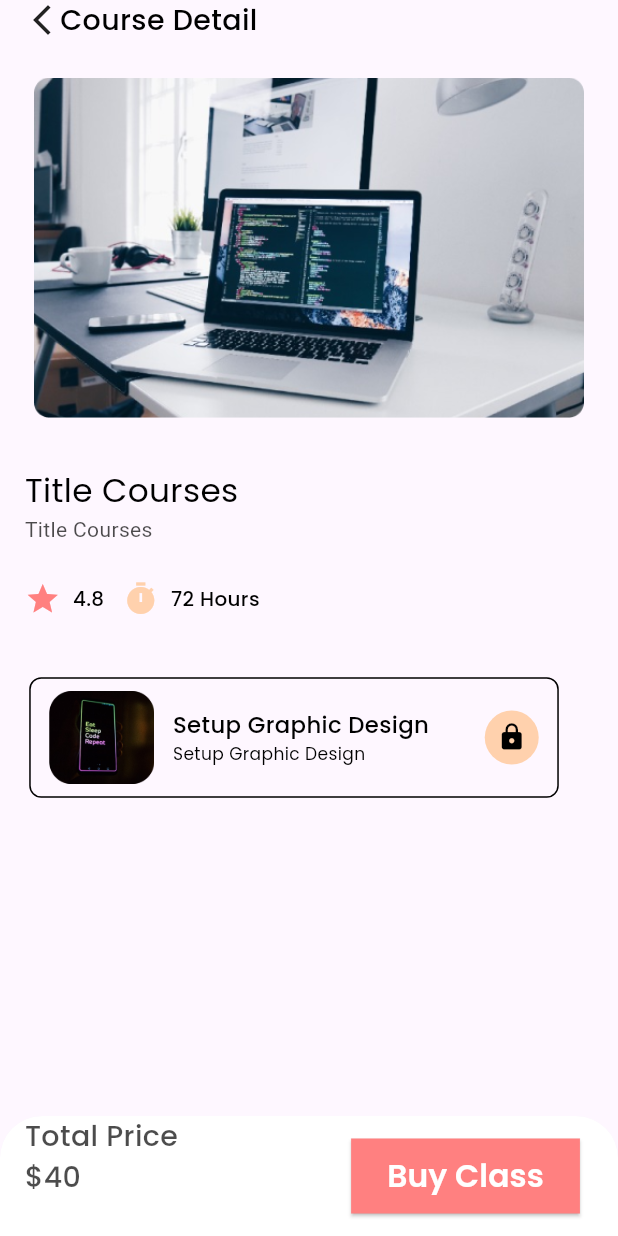
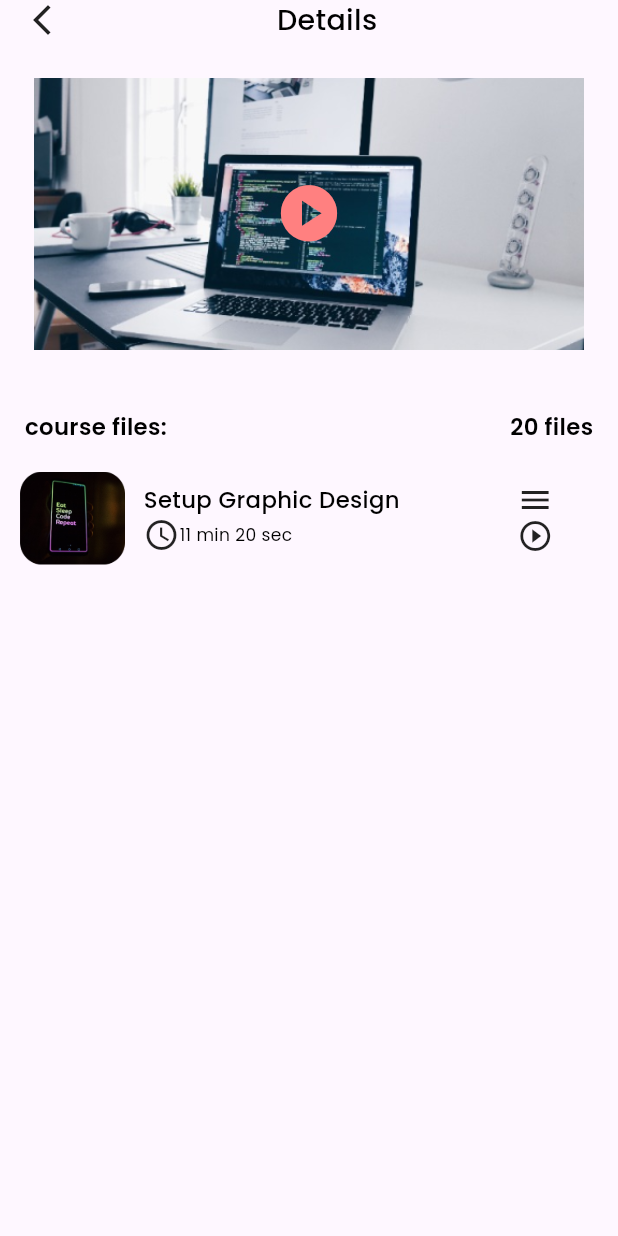
Before and after one commit to PradiptaAhmad/iLearn_project, a Flutter app: the screen it shows after launch, on a phone screen of 412 x 824 dp. Run offline on Flutter 3.47's test engine with Material 3 defaults, Android fonts, the light colour scheme and no system bars; our stand-ins replace cloud_firestore, firebase_auth, firebase_core, firebase_storage, get, google_fonts and 3 more; missing offline and left inert: dart:ffi; accounts and stored records are empty.

Commit message:
[alyaa] add playlist for courses

```diff
--- a/lib/appBar/appbarcustom.dart
+++ b/lib/appBar/appbarcustom.dart
@@ -31,8 +31,7 @@ class AppBarCustom extends StatelessWidget {
             children: [
               Icon(Icons.arrow_back_ios_new_outlined),
               Expanded(
-                child: Align(
-                  alignment: Alignment.centerLeft,
+                child: Center(
                   child: Text(
                     appBarText,
                     style: titlePage().copyWith(color: textColor),
--- a/lib/core/themes.dart
+++ b/lib/core/themes.dart
@@ -218,3 +218,11 @@ TextStyle btnBuy({required final color}) {
           fontWeight: FontWeight.w600,
           fontSize: figmaFontsize(22)));
 }
+
+TextStyle txtDetailCourse({required final color}) {
+  return GoogleFonts.poppins(
+      textStyle: TextStyle(
+          color: color,
+          fontWeight: FontWeight.w600,
+          fontSize: figmaFontsize(16)));
+}
--- a/lib/main.dart
+++ b/lib/main.dart
@@ -3,10 +3,12 @@ import 'package:get/get.dart';
 import 'package:ilearn_project/bindings/registerB.dart';
 import 'package:ilearn_project/pages/foryou_page/foryou.dart';
 import 'package:ilearn_project/pages/foryou_page/foryou_detailpage.dart';
+import 'package:ilearn_project/pages/home_page/home.dart';
 import 'package:ilearn_project/routes/app_pages.dart';
 import 'package:firebase_core/firebase_core.dart';
 import 'package:ilearn_project/routes/route_name.dart';
 import 'firebase_options.dart';
+import 'pages/mycourses_page/mycourses_detailpage.dart';
 
 void main() async {
   WidgetsFlutterBinding.ensureInitialized();
@@ -30,7 +32,7 @@ class MyApp extends StatelessWidget {
       // getPages: AppPages.pages,
       // initialRoute: RouteName.register,
       // initialBinding: RegisterB(),
-      home: DetailForYou(),
+      home: DetailMyCourses(),
     );
   }
 }
--- a/lib/pages/foryou_page/foryou_detailpage.dart
+++ b/lib/pages/foryou_page/foryou_detailpage.dart
@@ -17,7 +17,24 @@ class DetailForYou extends StatelessWidget {
         child: Column(
           children: [
             AppBarCustom(textColor: Colors.black,showSearchBar: false, appBarText: 'Course Detail',showProfileImage: false),
-            Image.asset("assets/images/laptop.png", width: screenWidth *0.89),
+            Ink.image(
+              image: AssetImage("assets/images/laptop.png"),
+              width: screenWidth * 0.89,
+              height: screenHeight * 0.22,
+              fit: BoxFit.cover,
+              child: InkWell(
+                onTap: () {
+                  // Handle navigation when the image is tapped
+                },
+                child: Center(
+                  child: Icon(
+                    Icons.play_circle,
+                    size: 45, // Adjust the size as needed
+                    color: primaryColor, // Customize the color
+                  ),
+                ),
+              ),
+            ),
             SizedBox(height: screenHeight*0.04,),
             Padding(
               padding: EdgeInsets.symmetric(horizontal: screenHeight * 0.02),
@@ -74,4 +91,5 @@ class DetailForYou extends StatelessWidget {
       ),
     );
   }
+
 }
--- a/lib/pages/mycourses_page/mycourses_detailpage.dart
+++ b/lib/pages/mycourses_page/mycourses_detailpage.dart
@@ -0,0 +1,57 @@
+import 'package:flutter/material.dart';
+import 'package:ilearn_project/pages/mycourses_page/widget/playlistmycourse.dart';
+
+import '../../appBar/appbarcustom.dart';
+import '../../core/themes.dart';
+
+class DetailMyCourses extends StatelessWidget {
+  const DetailMyCourses({super.key});
+
+  @override
+  Widget build(BuildContext context) {
+    double screenHeight = MediaQuery.of(context).size.height;
+    double screenWidth = MediaQuery.of(context).size.width;
+    return Scaffold(
+      body: Column(
+        children: [
+          AppBarCustom(
+            textColor: Colors.black,
+            showSearchBar: false,
+            appBarText: 'Details',
+            showProfileImage: false,
+          ),
+          Ink.image(
+            image: AssetImage("assets/images/laptop.png"),
+            width: screenWidth * 0.89,
+            height: screenHeight * 0.22,
+            fit: BoxFit.cover,
+            child: InkWell(
+              onTap: () {
+                // Handle navigation when the image is tapped
+              },
+              child: Center(
+                child: Icon(
+                  Icons.play_circle,
+                  size: 45, // Adjust the size as needed
+                  color: primaryColor, // Customize the color
+                ),
+              ),
+            ),
+          ),
+          SizedBox(height: screenHeight*0.05,),
+          Padding(
+            padding: EdgeInsets.symmetric(horizontal: screenHeight * 0.02),
+            child: Row(
+              mainAxisAlignment: MainAxisAlignment.spaceBetween,
+              children: [
+                Text("course files:", style: txtDetailCourse(color: Colors.black)),
+                Text("20 files", style: txtDetailCourse(color: Colors.black)),
+              ],
+            ),
+          ),
+          PlaylistMyCourses(), // Add PlaylistMyCourses here
+        ],
+      ),
+    );
+  }
+}
--- a/lib/pages/mycourses_page/widget/playlistmycourse.dart
+++ b/lib/pages/mycourses_page/widget/playlistmycourse.dart
@@ -0,0 +1,89 @@
+import 'package:flutter/material.dart';
+
+import '../../../core/themes.dart';
+
+class PlaylistMyCourses extends StatelessWidget {
+  const PlaylistMyCourses({super.key});
+
+  @override
+  Widget build(BuildContext context) {
+    double screenHeight = MediaQuery.of(context).size.height;
+    double screenWidth = MediaQuery.of(context).size.width;
+    return  SingleChildScrollView(
+      scrollDirection: Axis.vertical,
+      child: Row(
+        children: [
+          Container(
+            margin: EdgeInsets.symmetric(horizontal: 1, vertical: 10),
+            padding: EdgeInsets.symmetric(
+                vertical: screenHeight * 0.01,
+                horizontal: screenWidth * 0.03
+            ),
+            // decoration : BoxDecoration(
+            //   border: Border.all(
+            //     width: 0.0,
+            //   ),
+            //   borderRadius: BorderRadius.circular(8.0), // Adjust the border radius as needed
+            // ),
+            child: SingleChildScrollView(
+              child: Row(
+                children: [
+                  ClipRRect(
+                    borderRadius: BorderRadius.circular(8.0), // Adjust the border radius as needed
+                    child: Image.asset("assets/images/design.png", width: 70,)
+                  ),
+                  SizedBox(width: screenWidth*0.03,),
+                  Column(
+                    crossAxisAlignment: CrossAxisAlignment.start,
+                    mainAxisAlignment: MainAxisAlignment.start,
+                    children: [
+                      Text("Setup Graphic Design ", style: titlePlaylist(color: Colors.black),),
+                      Row(
+                        children: [
+                          Icon(Icons.access_time),
+                          Text("11 min 20 sec ", style: descPlaylist(color: Colors.black),),
+                        ],
+                      )
+                    ],
+                  ),
+                  SizedBox(width: screenWidth*0.18),
+                  Align(
+                    alignment: Alignment.centerRight, // Menyusun ke kanan tengah
+                    child: Column(
+                      children: [
+                        Icon(Icons.menu),
+                        Icon(Icons.play_circle_outline),
+                      ],
+                    )
+                  ),
+                ],
+              ),
+            ),
+          ),
+        ],
+      ),
+    );
+    // return Padding(
+    //   padding: EdgeInsets.symmetric(horizontal: screenHeight * 0.02),
+    //   child: Row(
+    //     children: [
+    //       Image.asset("assets/images/design.png", width: 70,),
+    //       Column(
+    //         crossAxisAlignment: CrossAxisAlignment.start,
+    //         children: [
+    //           Text("Setup Graphic Design", style: titlePlaylist(color: Colors.black),),
+    //           Text("Setup Graphic Design", style: descPlaylist(color: Colors.black),),
+    //         ],
+    //       ),
+    //       Column(
+    //         crossAxisAlignment: CrossAxisAlignment.end, // Align the icons to the right
+    //         children: [
+    //           Icon(Icons.menu),
+    //           Icon(Icons.play_circle)
+    //         ],
+    //       )
+    //     ],
+    //   ),
+    // );
+  }
+}
```
